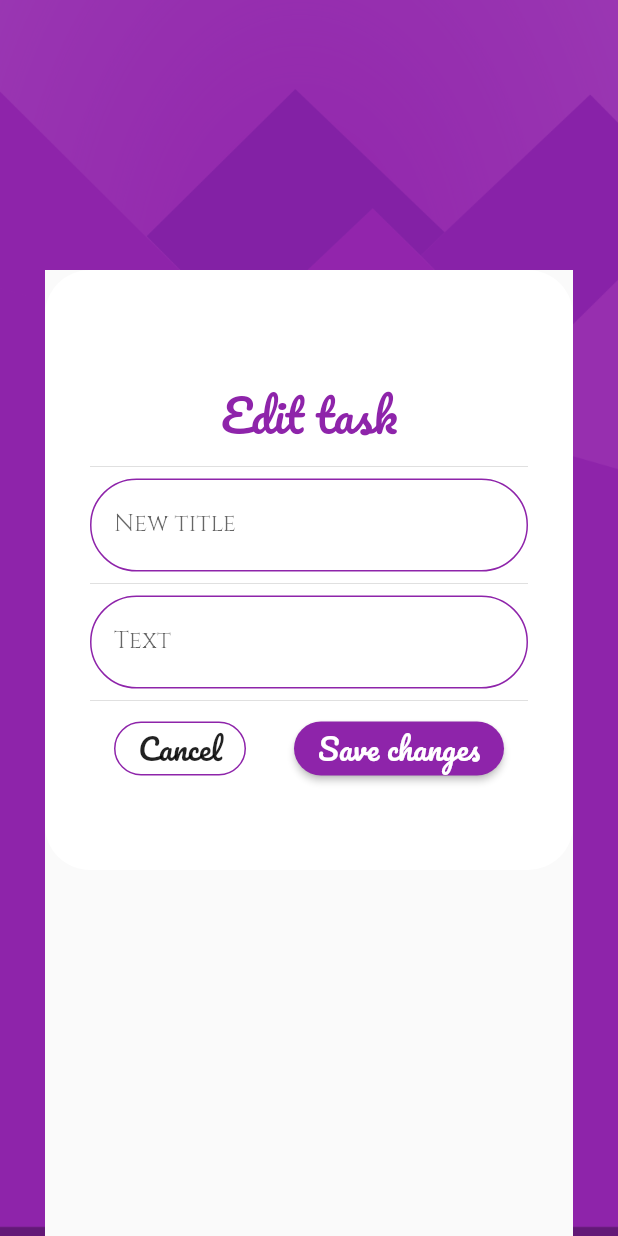
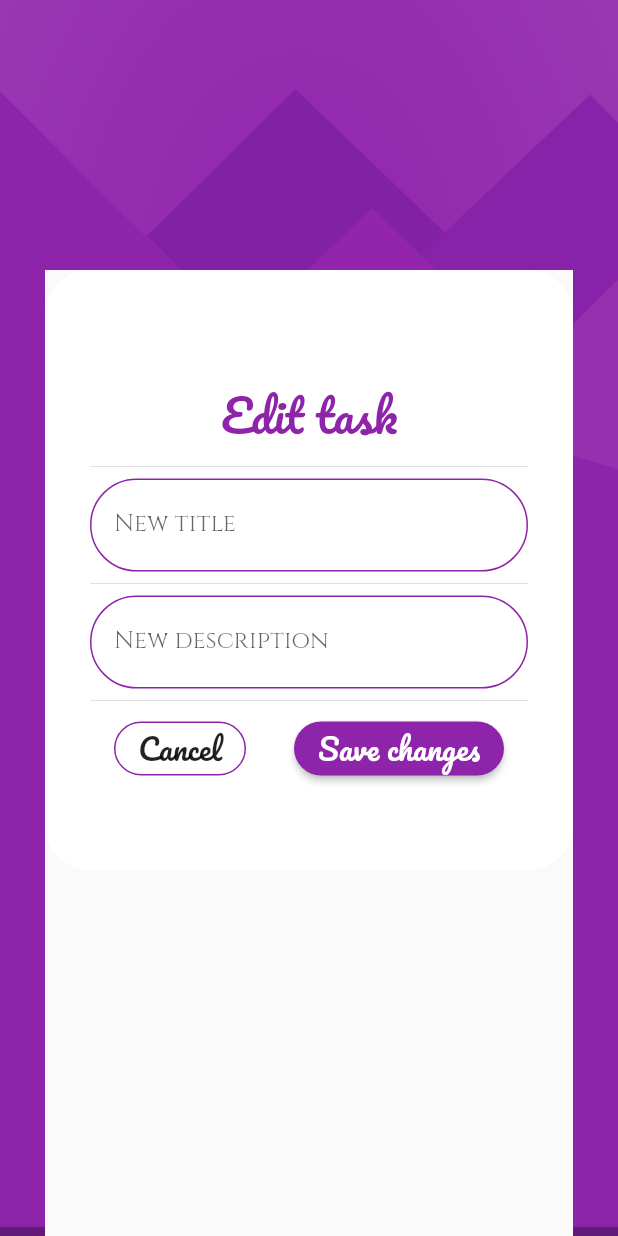
Before and after one commit to WeronikaWItt/todoey, a Flutter app: the EditTask screen opened by its route, on a phone screen of 412 x 824 dp. Run offline on Flutter 3.47's test engine with Material 2 defaults, Android fonts, the phone set to English and light mode, and no system bars; our stand-ins replace flutter_slidable, shared_preferences; accounts and stored records are empty.

Commit message:
minor changes

```diff
--- a/lib/screens/add_task.dart
+++ b/lib/screens/add_task.dart
@@ -93,8 +93,8 @@ class _AddState extends State<Add> {
                         return null;
                       },
                       onChanged: (value) {
-                        //  prefs.setString('taskTitle', value);
                         title = value;
+                        prefs.setString('taskTitle', value);
                       },
                     ),
                   ),
@@ -102,8 +102,8 @@ class _AddState extends State<Add> {
                   FormWidget(
                     hintText: 'Description',
                     changedValue: (newValue) {
-                      //  prefs.setString('description', newValue);
                       description = newValue;
+                      prefs.setString('description', newValue);
                     },
                   ),
                   Divider(),
--- a/lib/screens/edit_task.dart
+++ b/lib/screens/edit_task.dart
@@ -88,7 +88,7 @@ class _EditTaskState extends State<EditTask> {
                   ),
                   Divider(),
                   FormWidget(
-                    hintText: 'Text',
+                    hintText: 'New description',
                     //  hintText: Provider.of<TaskData>(context, listen: false).getDescription(counter),
                     changedValue: (newValue) {
                       description = newValue;
--- a/lib/widgets/tasks_list.dart
+++ b/lib/widgets/tasks_list.dart
@@ -19,7 +19,7 @@ class TasksList extends StatelessWidget {
     return Consumer<TaskData>(
       builder: (context, taskData, child) {
         return ListView.builder(
-          physics: BouncingScrollPhysics(),
+          physics: const AlwaysScrollableScrollPhysics(),
           itemBuilder: (context, index) {
             final task = taskData.tasks[index];
             return Slidable(
```
